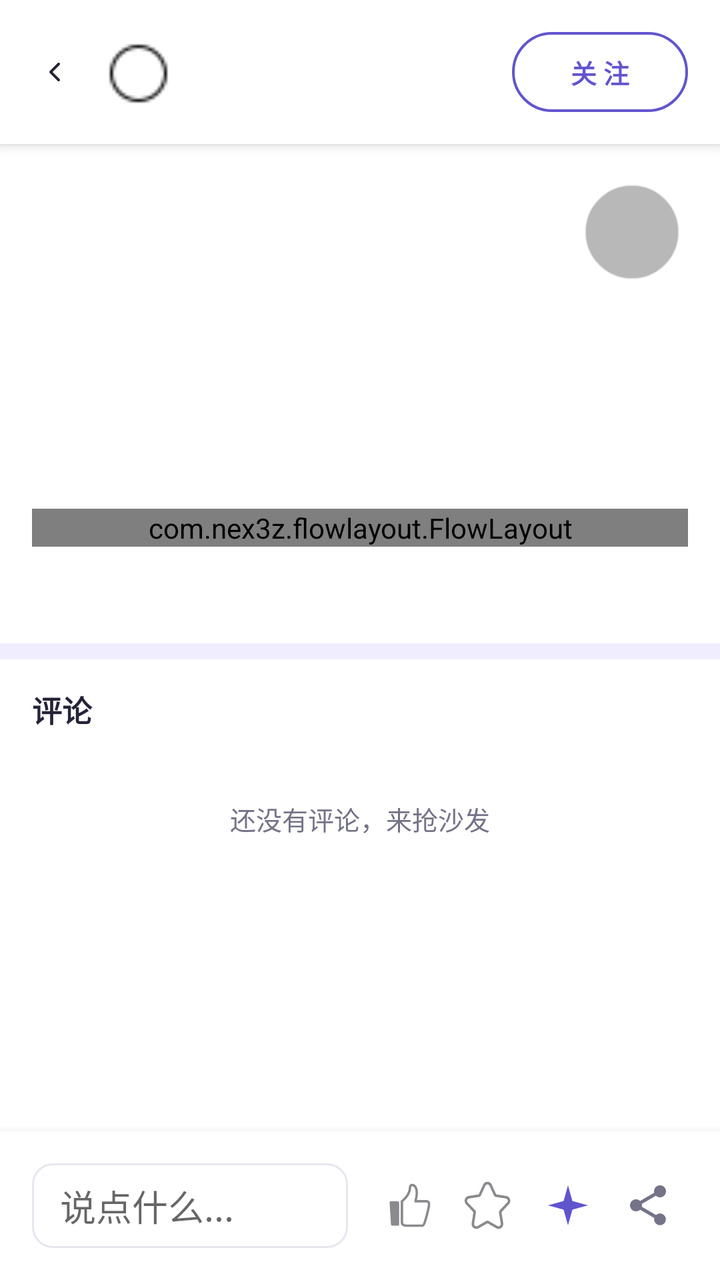
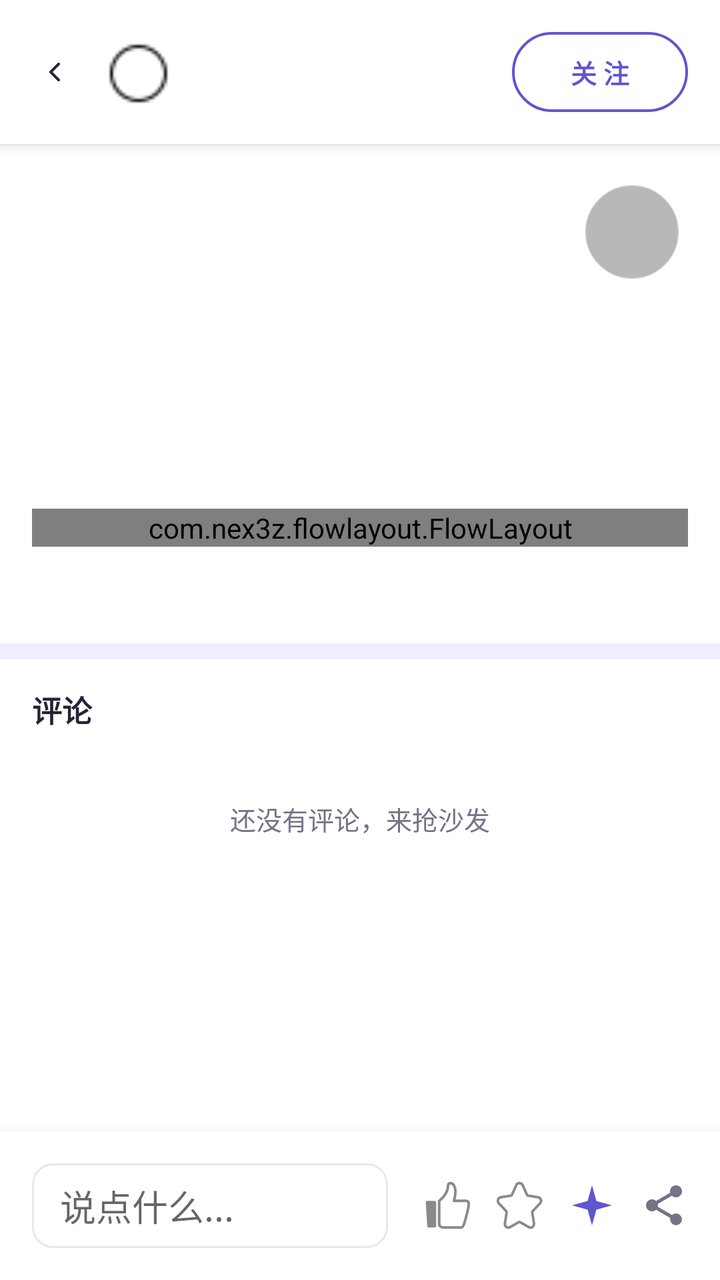

Compare the two renders of this Android layout. The source of the first and the diff that turns it into the second are given below.
<!-- AndroidManifest.xml: application theme AppTheme -->
<!-- res/layout/activity_detail.xml -->
<?xml version="1.0" encoding="utf-8"?>
<androidx.coordinatorlayout.widget.CoordinatorLayout
    xmlns:android="http://schemas.android.com/apk/res/android"
    xmlns:app="http://schemas.android.com/apk/res-auto"
    android:id="@+id/root_layout"
    android:layout_width="match_parent"
    android:layout_height="match_parent"
    android:fitsSystemWindows="true"
    android:background="@color/white">

    
    <View
        android:id="@+id/background_overlay"
        android:layout_width="match_parent"
        android:layout_height="match_parent"
        android:background="#CCFFFFFF"
        android:alpha="0"
        android:clickable="false"
        android:focusable="false" />

    
    <FrameLayout
        android:id="@+id/scroll_container"
        android:layout_width="match_parent"
        android:layout_height="match_parent"
        android:clipChildren="false"
        android:clipToPadding="false">

        
        <androidx.core.widget.NestedScrollView
            android:id="@+id/nested_scroll_view"
            android:layout_width="match_parent"
            android:layout_height="match_parent"
            android:paddingTop="72dp"
            android:paddingBottom="80dp">

            <LinearLayout
                android:layout_width="match_parent"
                android:layout_height="wrap_content"
                android:orientation="vertical">


                
                <FrameLayout
                    android:id="@+id/image_container"
                    android:layout_width="match_parent"
                    android:layout_height="wrap_content"
                    android:clipChildren="true"
                    android:clipToPadding="true">

                    <androidx.viewpager2.widget.ViewPager2
                        android:id="@+id/image_pager"
                        android:layout_width="match_parent"
                        android:layout_height="wrap_content"
                        android:background="@color/black"/>

                    
                    <LinearLayout
                        android:id="@+id/progress_indicator"
                        android:layout_width="match_parent"
                        android:layout_height="wrap_content"
                        android:layout_gravity="bottom"
                        android:orientation="horizontal"
                        android:gravity="center"
                        android:paddingVertical="8dp"
                        android:visibility="gone"/>

                    
                    <ImageView
                        android:id="@+id/music_control_button"
                        android:layout_width="48dp"
                        android:layout_height="48dp"
                        android:layout_gravity="bottom|end"
                        android:layout_margin="20dp"
                    android:background="@drawable/circle_transparent_bg"
                    android:alpha="0.7"
                    android:contentDescription="音乐控制"
                    android:padding="12dp"
                    android:clickable="true"
                    android:focusable="true"/>

                </FrameLayout>

                
                <LinearLayout
                    android:id="@+id/content_layout"
                    android:layout_width="match_parent"
                    android:layout_height="wrap_content"
                    android:orientation="vertical"
                    android:padding="16dp">

                    
                    <TextView
                        android:id="@+id/title_text"
                        android:layout_width="match_parent"
                        android:layout_height="wrap_content"
                        android:textSize="18sp"
                        android:textStyle="bold"
                        android:textColor="@color/black"
                        android:lineSpacingExtra="4dp"/>

                    
                    <TextView
                        android:id="@+id/content_text"
                        android:layout_width="match_parent"
                        android:layout_height="wrap_content"
                        android:layout_marginTop="12dp"
                        android:textSize="14sp"
                        android:textColor="@color/profile_ink"
                        android:lineSpacingExtra="6dp"/>

                    
                    <LinearLayout
                        android:layout_width="match_parent"
                        android:layout_height="wrap_content"
                        android:layout_marginTop="10dp"
                        android:gravity="center_vertical"
                        android:orientation="horizontal">

                        <TextView
                            android:id="@+id/summarize_entry"
                            android:layout_width="wrap_content"
                            android:layout_height="wrap_content"
                            android:background="@drawable/edittext_rounded_bg"
                            android:paddingStart="14dp"
                            android:paddingEnd="14dp"
                            android:paddingTop="8dp"
                            android:paddingBottom="8dp"
                            android:text="@string/summarize_entry"
                            android:textColor="@color/primary_color"
                            android:textSize="13sp"
                            android:textStyle="bold"
                            android:visibility="gone" />

                        <ImageButton
                            android:id="@+id/summary_regen"
                            android:layout_width="34dp"
                            android:layout_height="34dp"
                            android:layout_marginStart="8dp"
                            android:background="@drawable/bg_icon_soft"
                            android:contentDescription="@string/summary_regenerate"
                            android:padding="7dp"
                            android:src="@drawable/ic_refresh"
                            android:visibility="gone"
                            app:tint="@color/profile_muted" />

                        <View
                            android:layout_width="0dp"
                            android:layout_height="1dp"
                            android:layout_weight="1" />

                        <com.google.android.material.button.MaterialButton
                            android:id="@+id/summary_stop"
                            style="@style/PixelFlowSummaryStopButton"
                            android:layout_width="wrap_content"
                            android:layout_height="32dp"
                            android:insetTop="0dp"
                            android:insetBottom="0dp"
                            android:minWidth="0dp"
                            android:text="@string/ai_stop"
                            android:visibility="gone" />
                    </LinearLayout>

                    <FrameLayout
                        android:id="@+id/summary_card"
                        android:layout_width="match_parent"
                        android:layout_height="wrap_content"
                        android:layout_marginTop="10dp"
                        android:background="@drawable/edittext_rounded_bg"
                        android:visibility="gone">

                        <TextView
                            android:id="@+id/summary_body"
                            android:layout_width="match_parent"
                            android:layout_height="wrap_content"
                            android:padding="14dp"
                            android:paddingEnd="44dp"
                            android:textColor="@color/profile_ink"
                            android:textSize="14sp"
                            android:lineSpacingExtra="6dp"
                            android:textIsSelectable="true" />

                        <ImageButton
                            android:id="@+id/summary_toggle"
                            android:layout_width="36dp"
                            android:layout_height="36dp"
                            android:layout_gravity="top|end"
                            android:background="?attr/selectableItemBackgroundBorderless"
                            android:contentDescription="@string/summary_collapse"
                            android:padding="8dp"
                            android:src="@drawable/ic_chevron_up"
                            app:tint="@color/profile_muted" />
                    </FrameLayout>

                    
                    <com.nex3z.flowlayout.FlowLayout
                        android:id="@+id/tags_container"
                        android:layout_width="match_parent"
                        android:layout_height="wrap_content"
                        android:layout_marginTop="12dp"
                        android:orientation="horizontal"/>

                    
                    <TextView
                        android:id="@+id/publish_date"
                        android:layout_width="match_parent"
                        android:layout_height="wrap_content"
                        android:layout_marginTop="16dp"
                        android:textSize="12sp"
                        android:textColor="@color/profile_muted"/>
                </LinearLayout>

                
                <View
                    android:layout_width="match_parent"
                    android:layout_height="8dp"
                    android:background="@color/profile_soft" />

                <LinearLayout
                    android:layout_width="match_parent"
                    android:layout_height="wrap_content"
                    android:orientation="vertical"
                    android:paddingBottom="16dp">

                    <LinearLayout
                        android:layout_width="match_parent"
                        android:layout_height="wrap_content"
                        android:orientation="horizontal"
                        android:gravity="center_vertical"
                        android:paddingStart="16dp"
                        android:paddingEnd="16dp">

                        <TextView
                            android:id="@+id/comments_header"
                            android:layout_width="0dp"
                            android:layout_height="wrap_content"
                            android:layout_weight="1"
                            android:paddingTop="14dp"
                            android:paddingBottom="10dp"
                            android:text="@string/comments_header"
                            android:textSize="15sp"
                            android:textStyle="bold"
                            android:textColor="@color/profile_ink" />

                        
                        <TextView
                            android:id="@+id/auto_reply_entry"
                            android:layout_width="wrap_content"
                            android:layout_height="wrap_content"
                            android:paddingStart="8dp"
                            android:paddingEnd="4dp"
                            android:paddingTop="14dp"
                            android:paddingBottom="10dp"
                            android:text="@string/auto_reply_entry"
                            android:textColor="@color/profile_accent"
                            android:textSize="13sp"
                            android:visibility="gone" />
                    </LinearLayout>

                    <androidx.recyclerview.widget.RecyclerView
                        android:id="@+id/comments_list"
                        android:layout_width="match_parent"
                        android:layout_height="wrap_content"
                        android:nestedScrollingEnabled="false"
                        android:overScrollMode="never" />

                    <TextView
                        android:id="@+id/comments_empty"
                        android:layout_width="match_parent"
                        android:layout_height="wrap_content"
                        android:gravity="center"
                        android:padding="24dp"
                        android:text="@string/comments_empty"
                        android:textSize="13sp"
                        android:textColor="@color/profile_muted" />

                    <TextView
                        android:id="@+id/comments_more"
                        android:layout_width="match_parent"
                        android:layout_height="wrap_content"
                        android:gravity="center"
                        android:padding="10dp"
                        android:textSize="13sp"
                        android:textColor="@color/profile_accent"
                        android:visibility="gone" />
                </LinearLayout>
            </LinearLayout>
        </androidx.core.widget.NestedScrollView>
    </FrameLayout>

    
    <LinearLayout
        android:id="@+id/bottom_bar"
        android:layout_width="match_parent"
        android:layout_height="wrap_content"
        android:layout_gravity="bottom"
        android:orientation="horizontal"
        android:gravity="center_vertical"
        android:background="@color/white"
        android:padding="16dp"
        android:elevation="8dp">

        
        <EditText
            android:id="@+id/comment_input"
            android:layout_width="0dp"
            android:layout_height="wrap_content"
            android:minHeight="38dp"
            android:layout_weight="1"
            android:layout_marginEnd="12dp"
            android:hint="@string/comments_input_hint"
            android:background="@drawable/bg_input_field"
            android:paddingStart="14dp"
            android:paddingEnd="16dp"
            android:paddingTop="8dp"
            android:paddingBottom="8dp"
            android:maxLines="3"
            android:imeOptions="actionSend"
            android:inputType="textMultiLine|textCapSentences"/>

        
        <TextView
            android:id="@+id/comment_send"
            android:layout_width="wrap_content"
            android:layout_height="wrap_content"
            android:layout_gravity="center_vertical"
            android:layout_marginEnd="12dp"
            android:background="@drawable/edittext_rounded_bg"
            android:paddingStart="14dp"
            android:paddingEnd="14dp"
            android:paddingTop="8dp"
            android:paddingBottom="8dp"
            android:text="@string/comments_send"
            android:textColor="@color/primary_color"
            android:textSize="14sp"
            android:textStyle="bold"
            android:visibility="gone" />

        
        <ImageView
            android:id="@+id/like_button"
            android:layout_width="22dp"
            android:layout_height="22dp"
            android:layout_marginHorizontal="8dp"
            android:src="@drawable/ic_thumb_up_outline" />


        
        <ImageView
            android:id="@+id/collect_button"
            android:layout_width="24dp"
            android:layout_height="24dp"
            android:layout_marginHorizontal="8dp"
            android:src="@drawable/ic_star_outline" />

        
        <ImageView
            android:id="@+id/copilot_button"
            android:layout_width="24dp"
            android:layout_height="24dp"
            android:layout_marginHorizontal="8dp"
            android:contentDescription="@string/copilot_title"
            android:src="@drawable/ic_sparkle"
            android:tint="@color/profile_accent" />
        
        <ImageView
            android:id="@+id/share_button"
            android:layout_width="24dp"
            android:layout_height="24dp"
            android:layout_marginHorizontal="8dp"
            android:src="@drawable/ic_share"
            app:tint="@color/profile_muted" />
    </LinearLayout>

                
                <LinearLayout
                    android:id="@+id/top_bar"
                    android:layout_width="match_parent"
                    android:layout_height="72dp"
                    android:layout_gravity="top"
                    android:orientation="horizontal"
                    android:paddingHorizontal="16dp"
                    android:paddingVertical="12dp"
                    android:gravity="center_vertical"
                    android:background="@color/white"
                    android:elevation="4dp">

                    
                    <ImageView
                        android:id="@+id/back_button"
                        android:layout_width="24dp"
                        android:layout_height="24dp"
                        android:src="@drawable/profile_back"
                        android:contentDescription="返回"
                        android:padding="4dp"
                        android:background="?attr/selectableItemBackgroundBorderless" />

                    
                    <LinearLayout
                        android:id="@+id/author_container"
                        android:layout_width="wrap_content"
                        android:layout_height="wrap_content"

                        android:orientation="horizontal"
                        android:paddingStart="12dp"
                        android:gravity="center_vertical"
                        android:clickable="true"
                        android:focusable="true"
                        android:foreground="?attr/selectableItemBackground">

                        
                        <ImageView
                            android:id="@+id/author_avatar"
                            android:layout_width="36dp"
                            android:layout_height="36dp"
                            android:scaleType="centerCrop"
                            android:background="@drawable/circle_bg"/>

                        
                        <TextView
                            android:id="@+id/author_name"
                            android:layout_width="wrap_content"
                            android:layout_height="wrap_content"
                            android:layout_marginStart="12dp"
                            android:textSize="14sp"
                            android:textStyle="bold"
                            android:textColor="@color/black"
                            android:maxLines="1"
                            android:ellipsize="end"/>
                    </LinearLayout>

                    
                    <View
                        android:layout_width="0dp"
                        android:layout_height="1dp"
                        android:layout_weight="1" />

                    
                    <com.google.android.material.button.MaterialButton
                        android:id="@+id/follow_button"
                        style="@style/Widget.Material3.Button.OutlinedButton"
                        android:layout_width="wrap_content"
                        android:layout_height="wrap_content"
                        android:text="关 注"
                        android:textColor="@color/primary_color"
                        android:textSize="13sp"
                        android:textStyle="bold"
                        app:cornerRadius="50dp"
                        app:rippleColor="@color/primary_color"
                        app:strokeColor="@color/primary_color"
                        app:strokeWidth="1.2dp" />


                </LinearLayout>

</androidx.coordinatorlayout.widget.CoordinatorLayout>
<!-- resources referenced by this layout -->
<resources>
  <color name="black">#FF000000</color>
  <color name="primary_color">#FF6155CE</color>
  <color name="profile_accent">#6155CE</color>
  <color name="profile_ink">#242337</color>
  <color name="profile_muted">#747387</color>
  <color name="profile_soft">#EFEDFF</color>
  <color name="white">#FFFFFFFF</color>
  <!-- drawable bg_icon_soft (drawable) -->
  <?xml version="1.0" encoding="utf-8"?>
  <shape xmlns:android="http://schemas.android.com/apk/res/android"
      android:shape="oval">
      <solid android:color="@color/profile_soft" />
  </shape>
  <!-- drawable bg_input_field (drawable) -->
  <?xml version="1.0" encoding="utf-8"?>
  <shape xmlns:android="http://schemas.android.com/apk/res/android"
      android:shape="rectangle">
      <solid android:color="@color/profile_surface" />
      <stroke android:width="1dp" android:color="@color/profile_border" />
      <corners android:radius="10dp" />
  </shape>
  <!-- drawable circle_transparent_bg (drawable) -->
  <?xml version="1.0" encoding="utf-8"?>
  <shape xmlns:android="http://schemas.android.com/apk/res/android"
      android:shape="oval">
      <solid android:color="#66000000" /> 
      <stroke
          android:width="1dp"
          android:color="#88FFFFFF" /> 
  </shape>
  <!-- drawable edittext_rounded_bg (drawable) -->
  <?xml version="1.0" encoding="utf-8"?>
  <shape xmlns:android="http://schemas.android.com/apk/res/android"
      android:shape="rectangle">
      <solid android:color="@color/gray_100" />
      <corners android:radius="16dp" /> 
      <stroke
          android:width="1dp"
          android:color="@color/gray_300" />
  </shape>
  <!-- drawable ic_chevron_up (drawable) -->
  <vector xmlns:android="http://schemas.android.com/apk/res/android"
      android:width="24dp"
      android:height="24dp"
      android:viewportWidth="24"
      android:viewportHeight="24">
      <path
          android:fillColor="@color/profile_muted"
          android:pathData="M12,8l-6,6 1.4,1.4L12,10.8l4.6,4.6L18,14z" />
  </vector>
  <string name="ai_stop">停止</string>
  <string name="auto_reply_entry">自动回复</string>
  <string name="comments_empty">还没有评论，来抢沙发</string>
  <string name="comments_header">评论</string>
  <string name="comments_input_hint">说点什么...</string>
  <string name="comments_send">发送</string>
  <string name="copilot_title">AI 助手</string>
  <string name="summarize_entry">✨ 提炼要点</string>
  <string name="summary_collapse">收起或展开要点</string>
  <string name="summary_regenerate">重新生成要点</string>
  <color name="profile_surface">#FFFFFF</color>
  <color name="profile_border">#E7E6F0</color>
  <color name="gray_100">#FFF5F5F5</color>
  <color name="gray_300">#FFE0E0E0</color>
  <color name="gray_600">#FF757575</color>
  <color name="accent_ripple">#1F6155CE</color>
  <color name="brand_violet_deep">#FF4A3FB8</color>
  <color name="brand_violet_light">#FF8B7FF5</color>
  <color name="brand_violet">#FF6155CE</color>
  <color name="profile_bg">#F7F7FC</color>
  <color name="profile_error">#B3261E</color>
  <style name="ShapeRounded.Small" parent="ShapeAppearance.MaterialComponents.SmallComponent">
          <item name="cornerFamily">rounded</item>
          <item name="cornerSize">@dimen/radius_control</item>
      </style>
  <style name="ShapeRounded.Medium" parent="ShapeAppearance.MaterialComponents.MediumComponent">
          <item name="cornerFamily">rounded</item>
          <item name="cornerSize">@dimen/radius_card</item>
      </style>
  <style name="ShapeRounded.Large" parent="ShapeAppearance.MaterialComponents.LargeComponent">
          <item name="cornerFamily">rounded</item>
          <item name="cornerSize">24dp</item>
      </style>
  <dimen name="radius_control">12dp</dimen>
  <dimen name="radius_card">16dp</dimen>
  <dimen name="radius_pill">22dp</dimen>
  <!-- unchanged entries left out for length: 10 -->
</resources>

<!-- the commit's change to res/layout/activity_detail.xml (unified diff, before → after) -->
@@ -339,9 +339,9 @@
         
         <ImageView
             android:id="@+id/like_button"
-            android:layout_width="22dp"
-            android:layout_height="22dp"
-            android:layout_marginHorizontal="8dp"
+            android:layout_width="24dp"
+            android:layout_height="24dp"
+            android:layout_marginHorizontal="6dp"
             android:src="@drawable/ic_thumb_up_outline" />
 
 
@@ -350,7 +350,7 @@
             android:id="@+id/collect_button"
             android:layout_width="24dp"
             android:layout_height="24dp"
-            android:layout_marginHorizontal="8dp"
+            android:layout_marginHorizontal="6dp"
             android:src="@drawable/ic_star_outline" />
 
         
@@ -358,7 +358,7 @@
             android:id="@+id/copilot_button"
             android:layout_width="24dp"
             android:layout_height="24dp"
-            android:layout_marginHorizontal="8dp"
+            android:layout_marginHorizontal="6dp"
             android:contentDescription="@string/copilot_title"
             android:src="@drawable/ic_sparkle"
             android:tint="@color/profile_accent" />
@@ -367,7 +367,7 @@
             android:id="@+id/share_button"
             android:layout_width="24dp"
             android:layout_height="24dp"
-            android:layout_marginHorizontal="8dp"
+            android:layout_marginStart="6dp"
             android:src="@drawable/ic_share"
             app:tint="@color/profile_muted" />
     </LinearLayout>
